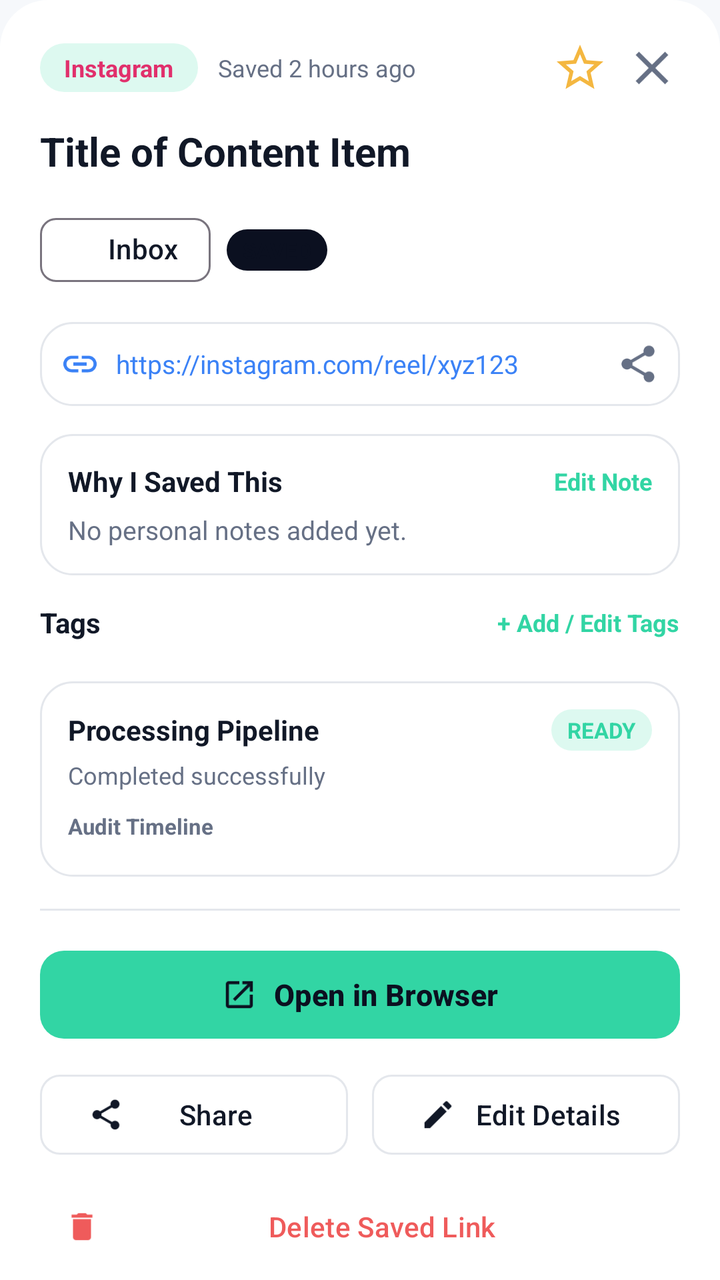
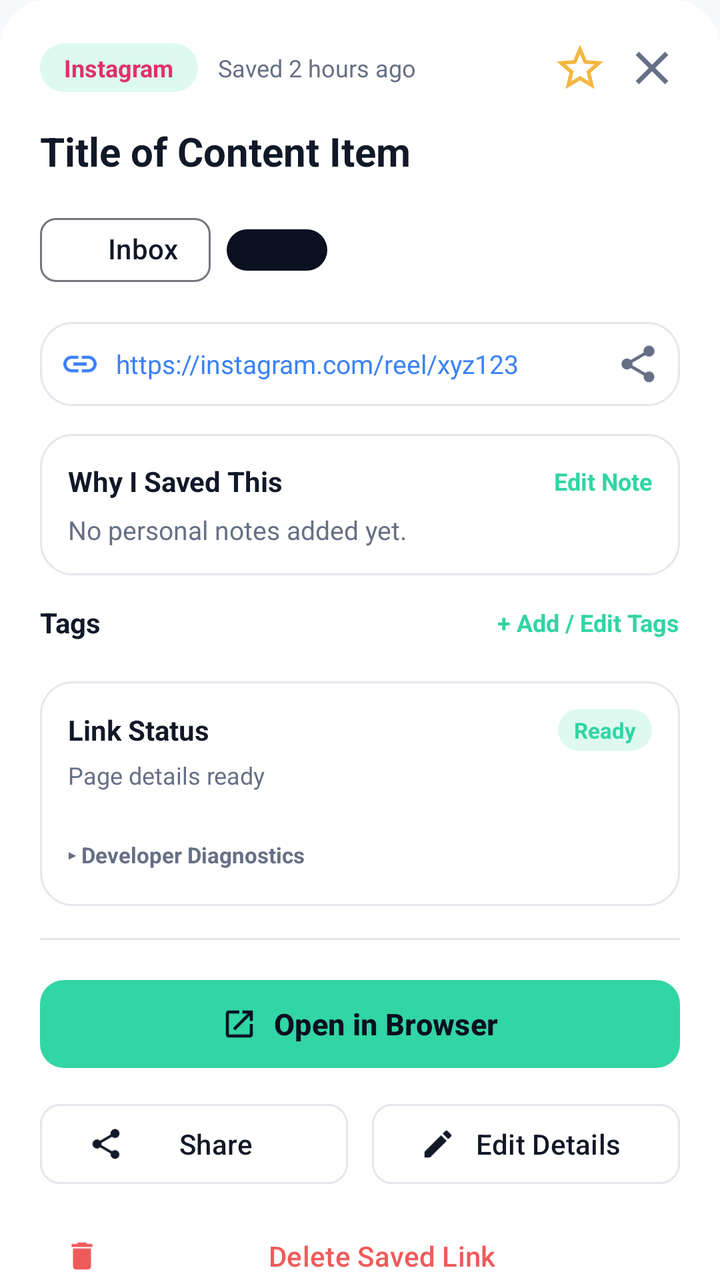

An Android layout rendered at two revisions. The XML below is the earlier revision; the diff shows what the commit changed to produce the second picture.
<!-- AndroidManifest.xml: application theme Theme.Hifadhio -->
<!-- res/layout/dialog_content_detail.xml -->
<?xml version="1.0" encoding="utf-8"?>
<androidx.core.widget.NestedScrollView
    xmlns:android="http://schemas.android.com/apk/res/android"
    xmlns:app="http://schemas.android.com/apk/res-auto"
    android:layout_width="match_parent"
    android:layout_height="wrap_content"
    android:background="@drawable/bg_bottom_sheet"
    android:fillViewport="true">

    <LinearLayout
        android:layout_width="match_parent"
        android:layout_height="wrap_content"
        android:orientation="vertical"
        android:padding="20dp">

        
        <LinearLayout
            android:layout_width="match_parent"
            android:layout_height="wrap_content"
            android:gravity="center_vertical"
            android:orientation="horizontal">

            <TextView
                android:id="@+id/tv_detail_platform"
                android:layout_width="wrap_content"
                android:layout_height="wrap_content"
                android:background="@drawable/bg_pill_badge"
                android:paddingStart="12dp"
                android:paddingEnd="12dp"
                android:paddingTop="4dp"
                android:paddingBottom="4dp"
                android:text="Instagram"
                android:textColor="@color/platform_instagram"
                android:textSize="12sp"
                android:textStyle="bold" />

            <TextView
                android:id="@+id/tv_detail_date"
                android:layout_width="0dp"
                android:layout_height="wrap_content"
                android:layout_marginStart="10dp"
                android:layout_weight="1"
                android:text="Saved 2 hours ago"
                android:textColor="@color/text_secondary"
                android:textSize="12sp" />

            <ImageView
                android:id="@+id/btn_detail_fav"
                android:layout_width="28dp"
                android:layout_height="28dp"
                android:layout_marginEnd="8dp"
                android:contentDescription="Favorite"
                android:src="@drawable/ic_star_outline"
                app:tint="@color/amber" />

            <ImageView
                android:id="@+id/btn_detail_close"
                android:layout_width="28dp"
                android:layout_height="28dp"
                android:contentDescription="Close"
                android:src="@drawable/ic_close"
                app:tint="@color/text_secondary" />
        </LinearLayout>

        
        <TextView
            android:id="@+id/tv_detail_title"
            android:layout_width="match_parent"
            android:layout_height="wrap_content"
            android:layout_marginTop="14dp"
            android:text="Title of Content Item"
            android:textColor="@color/text_primary"
            android:textSize="20sp"
            android:textStyle="bold" />

        
        <TextView
            android:id="@+id/tv_detail_original_title"
            android:layout_width="match_parent"
            android:layout_height="wrap_content"
            android:layout_marginTop="3dp"
            android:text="Original: Extracted Title"
            android:textColor="@color/text_secondary"
            android:textSize="12sp"
            android:visibility="gone" />

        
        <TextView
            android:id="@+id/tv_detail_caption"
            android:layout_width="match_parent"
            android:layout_height="wrap_content"
            android:layout_marginTop="6dp"
            android:text="Extracted description..."
            android:textColor="@color/text_secondary"
            android:textSize="13sp"
            android:lineSpacingExtra="2dp"
            android:visibility="gone" />

        
        <LinearLayout
            android:layout_width="match_parent"
            android:layout_height="wrap_content"
            android:layout_marginTop="12dp"
            android:gravity="center_vertical"
            android:orientation="horizontal">

            <com.google.android.material.chip.Chip
                android:id="@+id/chip_detail_collection"
                style="@style/Widget.Material3.Chip.Assist"
                android:layout_width="wrap_content"
                android:layout_height="wrap_content"
                app:chipIcon="@drawable/ic_library"
                android:text="Inbox" />

            <TextView
                android:id="@+id/tv_detail_status"
                android:layout_width="wrap_content"
                android:layout_height="wrap_content"
                android:layout_marginStart="8dp"
                android:background="@drawable/bg_chip_selected"
                android:paddingStart="8dp"
                android:paddingEnd="8dp"
                android:paddingTop="3dp"
                android:paddingBottom="3dp"
                android:text="SAVED"
                android:textColor="@color/primary_navy"
                android:textSize="11sp"
                android:textStyle="bold" />
        </LinearLayout>

        
        <LinearLayout
            android:layout_width="match_parent"
            android:layout_height="wrap_content"
            android:layout_marginTop="12dp"
            android:background="@drawable/bg_rounded_card"
            android:gravity="center_vertical"
            android:orientation="horizontal"
            android:padding="10dp">

            <ImageView
                android:layout_width="20dp"
                android:layout_height="20dp"
                android:src="@drawable/ic_link"
                app:tint="@color/blue" />

            <TextView
                android:id="@+id/tv_detail_url"
                android:layout_width="0dp"
                android:layout_height="wrap_content"
                android:layout_marginStart="8dp"
                android:layout_weight="1"
                android:ellipsize="middle"
                android:singleLine="true"
                android:text="https://instagram.com/reel/xyz123"
                android:textColor="@color/blue"
                android:textSize="13sp" />

            <ImageView
                android:id="@+id/btn_detail_copy_url"
                android:layout_width="22dp"
                android:layout_height="22dp"
                android:layout_marginStart="8dp"
                android:contentDescription="Copy Link"
                android:src="@drawable/ic_share"
                app:tint="@color/text_secondary" />
        </LinearLayout>

        
        <LinearLayout
            android:id="@+id/layout_detail_notes"
            android:layout_width="match_parent"
            android:layout_height="wrap_content"
            android:layout_marginTop="14dp"
            android:background="@drawable/bg_rounded_card"
            android:orientation="vertical"
            android:padding="14dp">

            <LinearLayout
                android:layout_width="match_parent"
                android:layout_height="wrap_content"
                android:gravity="center_vertical"
                android:orientation="horizontal">

                <TextView
                    android:layout_width="0dp"
                    android:layout_height="wrap_content"
                    android:layout_weight="1"
                    android:text="Why I Saved This"
                    android:textColor="@color/text_primary"
                    android:textSize="14sp"
                    android:textStyle="bold" />

                <TextView
                    android:id="@+id/btn_detail_edit_note"
                    android:layout_width="wrap_content"
                    android:layout_height="wrap_content"
                    android:text="Edit Note"
                    android:textColor="@color/mint"
                    android:textSize="12sp"
                    android:textStyle="bold" />
            </LinearLayout>

            <TextView
                android:id="@+id/tv_detail_notes"
                android:layout_width="match_parent"
                android:layout_height="wrap_content"
                android:layout_marginTop="6dp"
                android:text="No personal notes added yet."
                android:textColor="@color/text_secondary"
                android:textSize="13sp" />
        </LinearLayout>

        
        <LinearLayout
            android:layout_width="match_parent"
            android:layout_height="wrap_content"
            android:layout_marginTop="14dp"
            android:gravity="center_vertical"
            android:orientation="horizontal">

            <TextView
                android:layout_width="0dp"
                android:layout_height="wrap_content"
                android:layout_weight="1"
                android:text="Tags"
                android:textColor="@color/text_primary"
                android:textSize="14sp"
                android:textStyle="bold" />

            <TextView
                android:id="@+id/btn_detail_add_tag"
                android:layout_width="wrap_content"
                android:layout_height="wrap_content"
                android:text="+ Add / Edit Tags"
                android:textColor="@color/mint"
                android:textSize="12sp"
                android:textStyle="bold" />
        </LinearLayout>

        <com.google.android.material.chip.ChipGroup
            android:id="@+id/chip_group_detail_tags"
            android:layout_width="match_parent"
            android:layout_height="wrap_content"
            android:layout_marginTop="6dp" />

        
        <LinearLayout
            android:id="@+id/layout_detail_processing"
            android:layout_width="match_parent"
            android:layout_height="wrap_content"
            android:layout_marginTop="14dp"
            android:background="@drawable/bg_rounded_card"
            android:orientation="vertical"
            android:padding="14dp">

            <LinearLayout
                android:layout_width="match_parent"
                android:layout_height="wrap_content"
                android:gravity="center_vertical"
                android:orientation="horizontal">

                <TextView
                    android:layout_width="0dp"
                    android:layout_height="wrap_content"
                    android:layout_weight="1"
                    android:text="Processing Pipeline"
                    android:textColor="@color/text_primary"
                    android:textSize="14sp"
                    android:textStyle="bold" />

                <TextView
                    android:id="@+id/tv_detail_job_status"
                    android:layout_width="wrap_content"
                    android:layout_height="wrap_content"
                    android:background="@drawable/bg_pill_badge"
                    android:paddingStart="8dp"
                    android:paddingEnd="8dp"
                    android:paddingTop="3dp"
                    android:paddingBottom="3dp"
                    android:text="READY"
                    android:textColor="@color/mint"
                    android:textSize="11sp"
                    android:textStyle="bold" />
            </LinearLayout>

            <TextView
                android:id="@+id/tv_detail_job_message"
                android:layout_width="match_parent"
                android:layout_height="wrap_content"
                android:layout_marginTop="4dp"
                android:text="Completed successfully"
                android:textColor="@color/text_secondary"
                android:textSize="12sp" />

            <com.google.android.material.button.MaterialButton
                android:id="@+id/btn_detail_retry_job"
                style="@style/Widget.Material3.Button.OutlinedButton"
                android:layout_width="wrap_content"
                android:layout_height="36dp"
                android:layout_marginTop="8dp"
                android:insetTop="0dp"
                android:insetBottom="0dp"
                android:paddingStart="10dp"
                android:paddingEnd="12dp"
                android:text="Retry Processing"
                android:textColor="@color/mint"
                android:textSize="12sp"
                app:icon="@drawable/ic_share"
                app:iconSize="14dp"
                app:iconTint="@color/mint"
                app:strokeColor="@color/mint"
                android:visibility="gone" />

            
            <TextView
                android:layout_width="match_parent"
                android:layout_height="wrap_content"
                android:layout_marginTop="10dp"
                android:text="Audit Timeline"
                android:textColor="@color/text_secondary"
                android:textSize="11sp"
                android:textStyle="bold" />

            <LinearLayout
                android:id="@+id/layout_detail_events_list"
                android:layout_width="match_parent"
                android:layout_height="wrap_content"
                android:layout_marginTop="4dp"
                android:orientation="vertical" />
        </LinearLayout>

        
        <View
            android:layout_width="match_parent"
            android:layout_height="1dp"
            android:layout_marginTop="16dp"
            android:layout_marginBottom="16dp"
            android:background="@color/divider" />

        
        <com.google.android.material.button.MaterialButton
            android:id="@+id/btn_detail_open"
            android:layout_width="match_parent"
            android:layout_height="52dp"
            android:text="Open in Browser"
            android:textColor="@color/primary_navy"
            android:textSize="15sp"
            android:textStyle="bold"
            app:backgroundTint="@color/mint"
            app:cornerRadius="12dp"
            app:icon="@drawable/ic_open"
            app:iconGravity="textStart"
            app:iconTint="@color/primary_navy" />

        <LinearLayout
            android:layout_width="match_parent"
            android:layout_height="wrap_content"
            android:layout_marginTop="10dp"
            android:orientation="horizontal">

            <com.google.android.material.button.MaterialButton
                android:id="@+id/btn_detail_share"
                style="@style/Widget.Material3.Button.OutlinedButton"
                android:layout_width="0dp"
                android:layout_height="48dp"
                android:layout_marginEnd="6dp"
                android:layout_weight="1"
                android:text="Share"
                android:textColor="@color/text_primary"
                app:cornerRadius="10dp"
                app:icon="@drawable/ic_share"
                app:iconTint="@color/text_primary"
                app:strokeColor="@color/divider" />

            <com.google.android.material.button.MaterialButton
                android:id="@+id/btn_detail_edit_all"
                style="@style/Widget.Material3.Button.OutlinedButton"
                android:layout_width="0dp"
                android:layout_height="48dp"
                android:layout_marginStart="6dp"
                android:layout_weight="1"
                android:text="Edit Details"
                android:textColor="@color/text_primary"
                app:cornerRadius="10dp"
                app:icon="@drawable/ic_edit"
                app:iconTint="@color/text_primary"
                app:strokeColor="@color/divider" />
        </LinearLayout>

        <com.google.android.material.button.MaterialButton
            android:id="@+id/btn_detail_delete"
            style="@style/Widget.Material3.Button.TextButton"
            android:layout_width="match_parent"
            android:layout_height="wrap_content"
            android:layout_marginTop="8dp"
            android:text="Delete Saved Link"
            android:textColor="@color/danger"
            app:icon="@drawable/ic_delete"
            app:iconTint="@color/danger" />

    </LinearLayout>
</androidx.core.widget.NestedScrollView>
<!-- resources referenced by this layout -->
<resources>
  <color name="amber">#F4B740</color>
  <color name="blue">#3B82F6</color>
  <color name="danger">#EF5B5B</color>
  <color name="divider">#E4E7EC</color>
  <color name="mint">#32D5A4</color>
  <color name="platform_instagram">#E1306C</color>
  <color name="primary_navy">#0B1020</color>
  <color name="text_primary">#111827</color>
  <color name="text_secondary">#667085</color>
  <style name="Theme.Hifadhio" parent="Theme.Material3.DayNight.NoActionBar">
          
          <item name="colorPrimary">@color/mint</item>
          <item name="colorPrimaryVariant">@color/success</item>
          <item name="colorOnPrimary">@color/primary_navy</item>
  
          
          <item name="colorSecondary">@color/primary_navy</item>
          <item name="colorOnSecondary">@color/white</item>
  
          
          <item name="android:windowBackground">@color/background</item>
          <item name="colorSurface">@color/surface</item>
          <item name="colorOnSurface">@color/text_primary</item>
  
          
          <item name="android:statusBarColor">@color/primary_navy</item>
          <item name="android:windowLightStatusBar">false</item>
          <item name="android:navigationBarColor">@color/surface</item>
          <item name="android:windowLightNavigationBar">true</item>
  
          
          <item name="android:textColorPrimary">@color/text_primary</item>
          <item name="android:textColorSecondary">@color/text_secondary</item>
  
          
          <item name="popupMenuStyle">@style/Widget.Hifadhio.PopupMenu</item>
          <item name="android:popupMenuStyle">@style/Widget.Hifadhio.PopupMenu</item>
          <item name="popupTheme">@style/ThemeOverlay.Hifadhio.Popup</item>
      </style>
  <color name="surface">#FFFFFF</color>
  <color name="mint_soft">#DDF9F0</color>
  <color name="success">#20B486</color>
  <color name="white">#FFFFFF</color>
  <color name="background">#F6F8FB</color>
  <!-- unchanged entries left out for length: 16 -->
</resources>

<!-- the commit's change to res/layout/dialog_content_detail.xml (unified diff, before → after) -->
@@ -264,7 +264,7 @@
                     android:layout_width="0dp"
                     android:layout_height="wrap_content"
                     android:layout_weight="1"
-                    android:text="Processing Pipeline"
+                    android:text="Link Status"
                     android:textColor="@color/text_primary"
                     android:textSize="14sp"
                     android:textStyle="bold" />
@@ -278,7 +278,7 @@
                     android:paddingEnd="8dp"
                     android:paddingTop="3dp"
                     android:paddingBottom="3dp"
-                    android:text="READY"
+                    android:text="Ready"
                     android:textColor="@color/mint"
                     android:textSize="11sp"
                     android:textStyle="bold" />
@@ -289,7 +289,7 @@
                 android:layout_width="match_parent"
                 android:layout_height="wrap_content"
                 android:layout_marginTop="4dp"
-                android:text="Completed successfully"
+                android:text="Page details ready"
                 android:textColor="@color/text_secondary"
                 android:textSize="12sp" />
 
@@ -303,7 +303,7 @@
                 android:insetBottom="0dp"
                 android:paddingStart="10dp"
                 android:paddingEnd="12dp"
-                android:text="Retry Processing"
+                android:text="Tap to retry"
                 android:textColor="@color/mint"
                 android:textSize="12sp"
                 app:icon="@drawable/ic_share"
@@ -313,21 +313,67 @@
                 android:visibility="gone" />
 
             
-            <TextView
+            <LinearLayout
+                android:id="@+id/layout_detail_user_steps"
                 android:layout_width="match_parent"
                 android:layout_height="wrap_content"
                 android:layout_marginTop="10dp"
-                android:text="Audit Timeline"
+                android:orientation="vertical" />
+
+            
+            <TextView
+                android:id="@+id/btn_toggle_tech_details"
+                android:layout_width="wrap_content"
+                android:layout_height="wrap_content"
+                android:layout_marginTop="10dp"
+                android:paddingTop="4dp"
+                android:paddingBottom="4dp"
+                android:text="▸ Developer Diagnostics"
                 android:textColor="@color/text_secondary"
                 android:textSize="11sp"
                 android:textStyle="bold" />
 
             <LinearLayout
-                android:id="@+id/layout_detail_events_list"
+                android:id="@+id/layout_technical_details"
                 android:layout_width="match_parent"
                 android:layout_height="wrap_content"
                 android:layout_marginTop="4dp"
-                android:orientation="vertical" />
+                android:orientation="vertical"
+                android:visibility="gone">
+
+                <TextView
+                    android:id="@+id/tv_tech_worker_info"
+                    android:layout_width="match_parent"
+                    android:layout_height="wrap_content"
+                    android:text="Worker: None"
+                    android:textColor="@color/text_secondary"
+                    android:textSize="11sp" />
+
+                <TextView
+                    android:id="@+id/tv_tech_error_info"
+                    android:layout_width="match_parent"
+                    android:layout_height="wrap_content"
+                    android:layout_marginTop="2dp"
+                    android:textColor="@color/danger"
+                    android:textSize="11sp"
+                    android:visibility="gone" />
+
+                <TextView
+                    android:layout_width="match_parent"
+                    android:layout_height="wrap_content"
+                    android:layout_marginTop="6dp"
+                    android:text="Raw Audit Log:"
+                    android:textColor="@color/text_secondary"
+                    android:textSize="10sp"
+                    android:textStyle="bold" />
+
+                <LinearLayout
+                    android:id="@+id/layout_detail_events_list"
+                    android:layout_width="match_parent"
+                    android:layout_height="wrap_content"
+                    android:layout_marginTop="2dp"
+                    android:orientation="vertical" />
+            </LinearLayout>
         </LinearLayout>
 
         
<!-- resource entries referenced after the edit -->
@@ -35,6 +35,10 @@
           <item name="android:textColorSecondary">@color/text_secondary</item>
   
           
+          <item name="alertDialogTheme">@style/ThemeOverlay.Hifadhio.Dialog</item>
+          <item name="materialAlertDialogTheme">@style/ThemeOverlay.Hifadhio.Dialog</item>
+  
+          
           <item name="popupMenuStyle">@style/Widget.Hifadhio.PopupMenu</item>
           <item name="android:popupMenuStyle">@style/Widget.Hifadhio.PopupMenu</item>
           <item name="popupTheme">@style/ThemeOverlay.Hifadhio.Popup</item>
@@ -44,6 +48,35 @@
   <color name="success">#20B486</color>
   <color name="white">#FFFFFF</color>
   <color name="background">#F6F8FB</color>
+  <style name="ThemeOverlay.Hifadhio.Dialog" parent="ThemeOverlay.Material3.MaterialAlertDialog">
+          <item name="colorSurface">@color/surface</item>
+          <item name="colorOnSurface">@color/text_primary</item>
+          <item name="android:colorBackground">@color/surface</item>
+          <item name="android:windowBackground">@android:color/transparent</item>
+          <item name="android:textColorPrimary">@color/text_primary</item>
+          <item name="android:textColorSecondary">@color/text_secondary</item>
+          <item name="materialAlertDialogTitleTextStyle">@style/TextAppearance.Hifadhio.DialogTitle</item>
+          <item name="materialAlertDialogBodyTextStyle">@style/TextAppearance.Hifadhio.DialogBody</item>
+          <item name="buttonBarPositiveButtonStyle">@style/Widget.Hifadhio.DialogButton.Positive</item>
+          <item name="buttonBarNegativeButtonStyle">@style/Widget.Hifadhio.DialogButton.Negative</item>
+      </style>
+  <style name="TextAppearance.Hifadhio.DialogTitle" parent="MaterialAlertDialog.Material3.Title.Text">
+          <item name="android:textColor">@color/text_primary</item>
+          <item name="android:textSize">18sp</item>
+          <item name="android:textStyle">bold</item>
+      </style>
+  <style name="TextAppearance.Hifadhio.DialogBody" parent="MaterialAlertDialog.Material3.Body.Text">
+          <item name="android:textColor">@color/text_secondary</item>
+          <item name="android:textSize">14sp</item>
+          <item name="android:lineSpacingExtra">2dp</item>
+      </style>
+  <style name="Widget.Hifadhio.DialogButton.Positive" parent="Widget.Material3.Button.TextButton.Dialog">
+          <item name="android:textColor">@color/primary_navy</item>
+          <item name="android:textStyle">bold</item>
+      </style>
+  <style name="Widget.Hifadhio.DialogButton.Negative" parent="Widget.Material3.Button.TextButton.Dialog">
+          <item name="android:textColor">@color/text_secondary</item>
+      </style>
   <!-- unchanged entries left out for length: 16 -->
 </resources>
 
